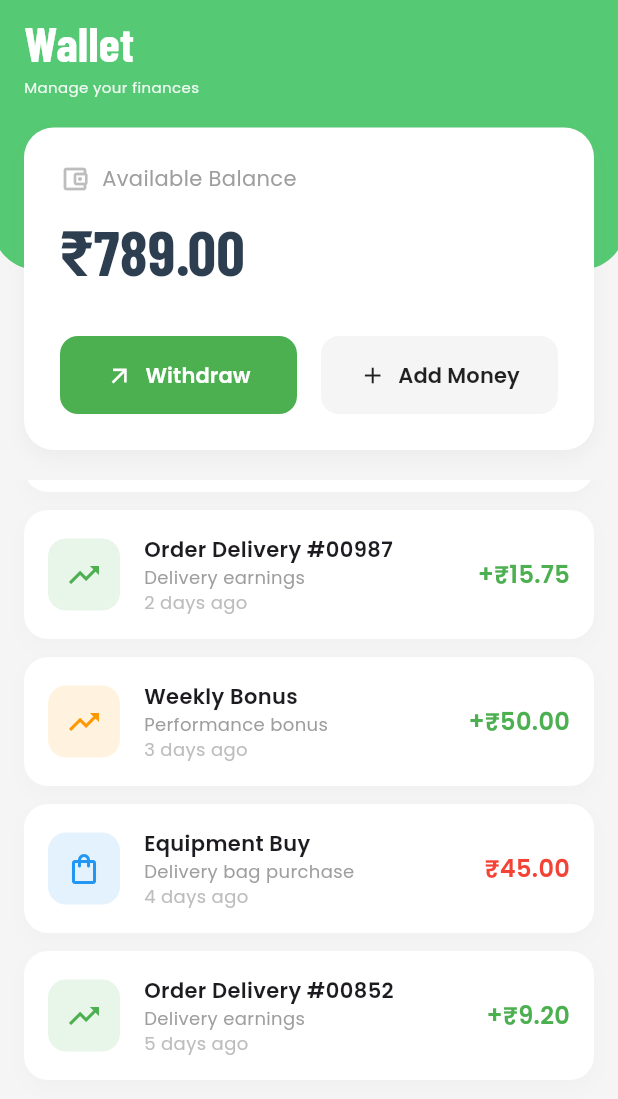
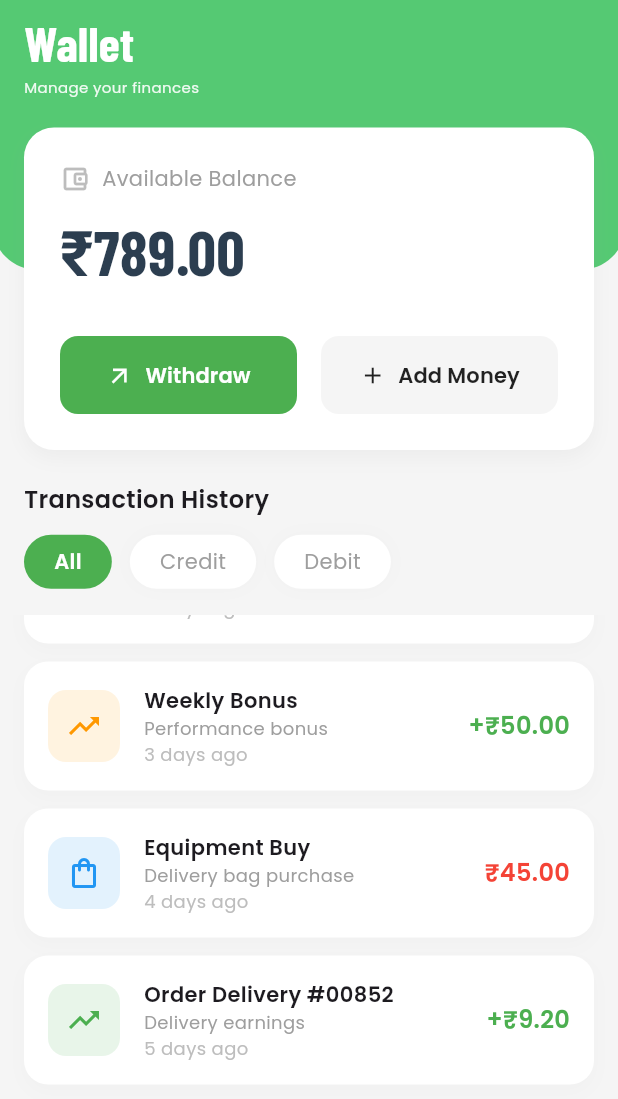
Before and after one commit to SahilParbale/Rider-App, a Flutter app: the WalletScreen screen opened directly, scrolled down 576 dp, on a phone screen of 412 x 824 dp. Shown: the top 1099 px of the screen. Run offline on Flutter 3.47's test engine with Material 3 defaults, Android fonts, the phone set to English and light mode, and no system bars; our stand-ins replace google_fonts, google_maps_flutter; network calls fail.

Commit message:
feat: implement WalletScreen for managing payment methods and displaying transactions.

```diff
--- a/lib/wallet_screen.dart
+++ b/lib/wallet_screen.dart
@@ -518,30 +518,35 @@ class _WalletScreenState extends State<WalletScreen> with AutomaticKeepAliveClie
 
                 // Scrollable Content
                 Expanded(
-                  child: SingleChildScrollView(
-                    padding: const EdgeInsets.symmetric(horizontal: 16), // Match Withdraw padding
-                    child: Column(
-                      crossAxisAlignment: CrossAxisAlignment.start,
-                      children: [
-
-                        // Stats Row
-                        Row(
+                  child: CustomScrollView(
+                    slivers: [
+                      // Scrollable Stats Row
+                      SliverToBoxAdapter(
+                        child: Padding(
+                          padding: const EdgeInsets.fromLTRB(16, 0, 16, 24),
+                          child: Row(
                             children: [
                               Expanded(child: _buildStatCard("This Week", "₹245", const Color(0xFF4CAF50))),
                               const SizedBox(width: 16),
                               Expanded(child: _buildStatCard("This Month", "₹1,024", Colors.blue)),
                             ],
                           ),
-                        const SizedBox(height: 24),
+                        ),
+                      ),
 
-
-
-
-                        // Transaction History
+                      // Transaction History Sticky Header
+                      SliverPersistentHeader(
+                        pinned: true,
+                        delegate: _StickyHeaderDelegate(
+                          child: Container(
+                            color: const Color(0xFFF5F5F5), // Match background color to obscure scrolling stats
+                            padding: const EdgeInsets.fromLTRB(16, 0, 16, 16),
+                            child: Column(
+                              crossAxisAlignment: CrossAxisAlignment.start,
+                              mainAxisSize: MainAxisSize.min,
+                              children: [
                                 Text("Transaction History", style: GoogleFonts.poppins(fontSize: 16, fontWeight: FontWeight.w600)),
                                 const SizedBox(height: 12),
-
-                        // Filters
                                 Row(
                                   children: [
                                     _buildFilterChip("All"),
@@ -551,10 +556,20 @@ class _WalletScreenState extends State<WalletScreen> with AutomaticKeepAliveClie
                                     _buildFilterChip("Debit"),
                                   ],
                                 ),
-                        const SizedBox(height: 16),
+                              ],
+                            ),
+                          ),
+                        ),
+                      ),
 
                       // Transactions List
-                        ...filteredTransactions.map((t) => Padding(
+                      SliverPadding(
+                        padding: const EdgeInsets.fromLTRB(16, 0, 16, 100),
+                        sliver: SliverList(
+                          delegate: SliverChildBuilderDelegate(
+                            (context, index) {
+                              final t = filteredTransactions[index];
+                              return Padding(
                                 padding: const EdgeInsets.only(bottom: 12),
                                 child: _buildTransactionCard(
                                    icon: t['icon'],
@@ -568,11 +583,13 @@ class _WalletScreenState extends State<WalletScreen> with AutomaticKeepAliveClie
                                    customIconBg: t['customIconBg'],
                                    customIconColor: t['customIconColor'],
                                 ),
-                        )),
-
-                        const SizedBox(height: 100), // Increased to avoid overlap with nav bar
+                              );
+                            },
+                            childCount: filteredTransactions.length,
+                          ),
+                        ),
+                      ),
                     ],
-                    ),
                   ),
                 ),
               ],
@@ -736,3 +753,29 @@ class PaymentMethod {
     required this.color
   });
 }
+
+class _StickyHeaderDelegate extends SliverPersistentHeaderDelegate {
+  final Widget child;
+
+  _StickyHeaderDelegate({required this.child});
+
+  @override
+  Widget build(BuildContext context, double shrinkOffset, bool overlapsContent) {
+    return Container(
+      color: const Color(0xFFF5F5F5), // Ensure background covers scrolling elements
+      alignment: Alignment.centerLeft,
+      child: child,
+    );
+  }
+
+  @override
+  double get maxExtent => 90.0;
+
+  @override
+  double get minExtent => 90.0;
+
+  @override
+  bool shouldRebuild(covariant _StickyHeaderDelegate oldDelegate) {
+    return true;
+  }
+}
```
Lines whose indentation alone changed are shown as unchanged.
